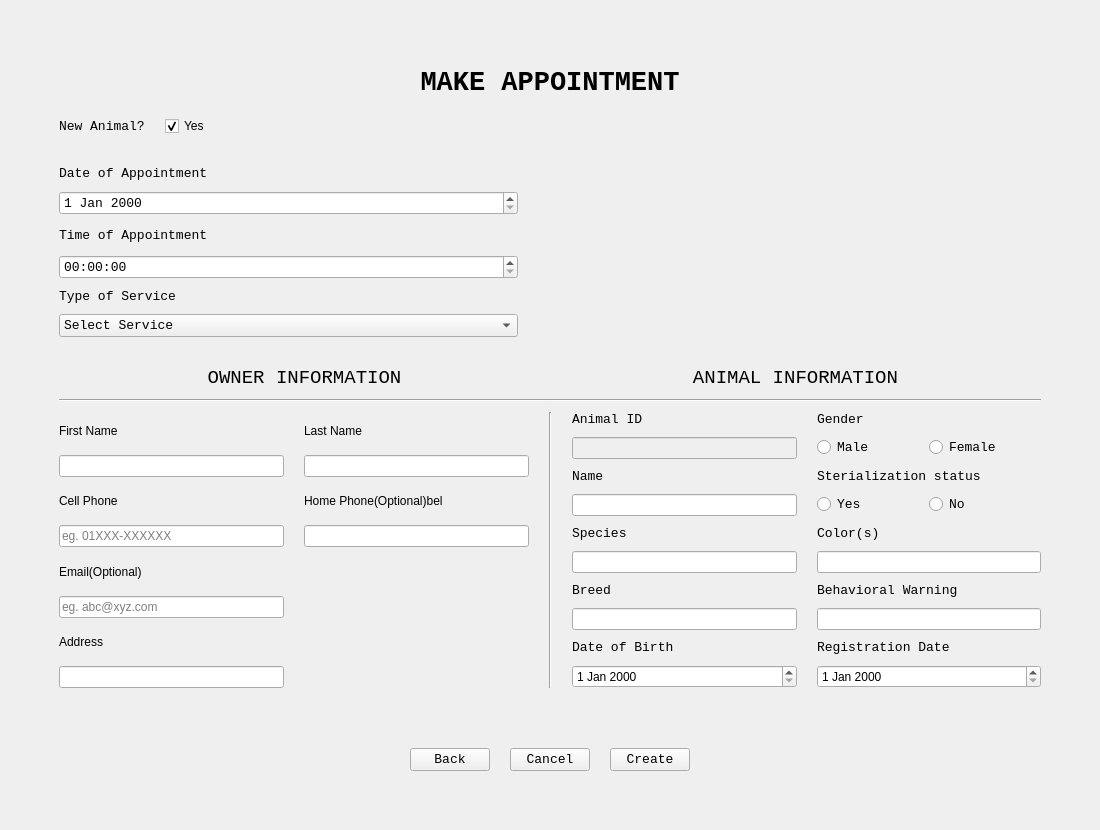
The window that ApppointmentCreateUI.ui (ASNaeem/Simple-VCMS) describes before a commit, drawn with Qt 5.
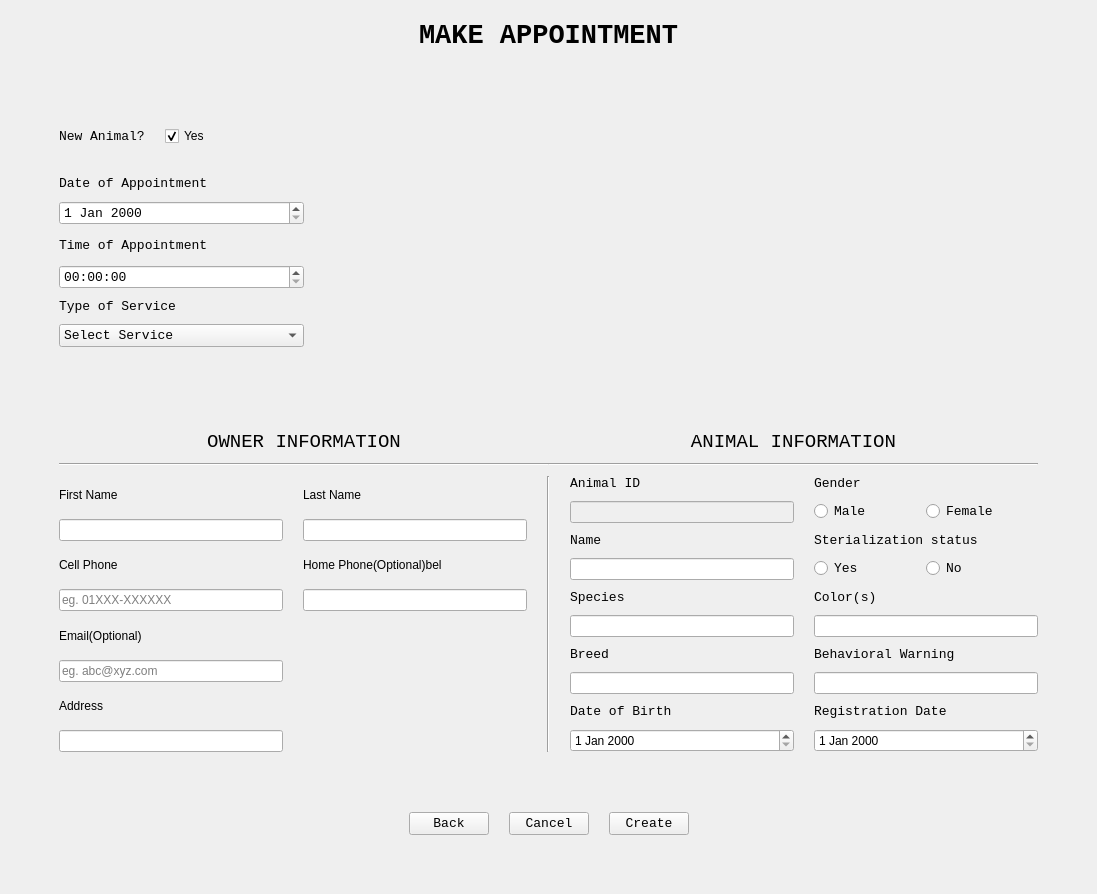
The same window after the commit.

Commit message: fixed alignment stuff on the create appointmet

Diff of the .ui file:
```diff
--- a/ApppointmentCreateUI.ui
+++ b/ApppointmentCreateUI.ui
@@ -6,8 +6,8 @@
    <rect>
     <x>0</x>
     <y>0</y>
-    <width>1100</width>
-    <height>830</height>
+    <width>1097</width>
+    <height>894</height>
    </rect>
   </property>
   <property name="windowTitle">
@@ -16,7 +16,7 @@
   <widget class="QWidget" name="centralwidget">
    <layout class="QVBoxLayout" name="verticalLayout_2">
     <item>
-     <layout class="QVBoxLayout" name="verticalLayout">
+     <layout class="QVBoxLayout" name="verticalLayout" stretch="2,2,2,2,2,2,0,2">
       <property name="spacing">
        <number>10</number>
       </property>
@@ -24,7 +24,7 @@
        <number>50</number>
       </property>
       <property name="topMargin">
-       <number>50</number>
+       <number>0</number>
       </property>
       <property name="rightMargin">
        <number>50</number>
@@ -50,6 +50,19 @@
         </property>
        </widget>
       </item>
+      <item>
+       <spacer name="verticalSpacer_2">
+        <property name="orientation">
+         <enum>Qt::Vertical</enum>
+        </property>
+        <property name="sizeHint" stdset="0">
+         <size>
+          <width>20</width>
+          <height>40</height>
+         </size>
+        </property>
+       </spacer>
+      </item>
       <item>
        <layout class="QHBoxLayout" name="horizontalLayout_6" stretch="0,0,1">
         <property name="spacing">
@@ -118,12 +131,12 @@
        </layout>
       </item>
       <item>
-       <layout class="QGridLayout" name="gridLayout_new_animal" rowstretch="0,0,0,0,0,0,0,0">
+       <layout class="QGridLayout" name="gridLayout_new_animal" rowstretch="0,0,0,0,0,0,0,0" columnstretch="3,9">
         <property name="leftMargin">
          <number>0</number>
         </property>
         <property name="rightMargin">
-         <number>65</number>
+         <number>0</number>
         </property>
         <property name="bottomMargin">
          <number>20</number>
@@ -131,8 +144,46 @@
         <property name="verticalSpacing">
          <number>10</number>
         </property>
+        <item row="4" column="1">
+         <spacer name="horizontalSpacer_15">
+          <property name="orientation">
+           <enum>Qt::Horizontal</enum>
+          </property>
+          <property name="sizeHint" stdset="0">
+           <size>
+            <width>40</width>
+            <height>20</height>
+           </size>
+          </property>
+         </spacer>
+        </item>
+        <item row="4" column="0">
+         <widget class="QLabel" name="label_7">
+          <property name="sizePolicy">
+           <sizepolicy hsizetype="Preferred" vsizetype="Preferred">
+            <horstretch>0</horstretch>
+            <verstretch>0</verstretch>
+           </sizepolicy>
+          </property>
+          <property name="font">
+           <font>
+            <family>Courier New</family>
+            <pointsize>10</pointsize>
+           </font>
+          </property>
+          <property name="text">
+           <string>Time of Appointment</string>
+          </property>
+         </widget>
+        </item>
         <item row="6" column="0">
          <widget class="QLabel" name="label_9">
+          <property name="sizePolicy">
+           <sizepolicy hsizetype="Preferred" vsizetype="Preferred">
+            <horstretch>0</horstretch>
+            <verstretch>0</verstretch>
+           </sizepolicy>
+          </property>
           <property name="font">
            <font>
             <family>Courier New</family>
@@ -144,40 +195,14 @@
           </property>
          </widget>
         </item>
-        <item row="3" column="0">
-         <widget class="QDateEdit" name="date_appt">
-          <property name="sizePolicy">
-           <sizepolicy hsizetype="Expanding" vsizetype="Fixed">
-            <horstretch>0</horstretch>
-            <verstretch>0</verstretch>
-           </sizepolicy>
-          </property>
-          <property name="font">
-           <font>
-            <family>Courier New</family>
-            <pointsize>10</pointsize>
-           </font>
-          </property>
-         </widget>
-        </item>
-        <item row="5" column="0">
-         <widget class="QTimeEdit" name="time_appt">
-          <property name="sizePolicy">
-           <sizepolicy hsizetype="Expanding" vsizetype="Fixed">
-            <horstretch>0</horstretch>
-            <verstretch>0</verstretch>
-           </sizepolicy>
-          </property>
-          <property name="font">
-           <font>
-            <family>Courier New</family>
-            <pointsize>10</pointsize>
-           </font>
-          </property>
-         </widget>
-        </item>
         <item row="1" column="0">
          <widget class="QLabel" name="label_6">
+          <property name="sizePolicy">
+           <sizepolicy hsizetype="Preferred" vsizetype="Preferred">
+            <horstretch>0</horstretch>
+            <verstretch>0</verstretch>
+           </sizepolicy>
+          </property>
           <property name="font">
            <font>
             <family>Courier New</family>
@@ -189,10 +214,26 @@
           </property>
          </widget>
         </item>
+        <item row="3" column="0">
+         <widget class="QDateEdit" name="date_appt">
+          <property name="sizePolicy">
+           <sizepolicy hsizetype="Expanding" vsizetype="Fixed">
+            <horstretch>0</horstretch>
+            <verstretch>0</verstretch>
+           </sizepolicy>
+          </property>
+          <property name="font">
+           <font>
+            <family>Courier New</family>
+            <pointsize>10</pointsize>
+           </font>
+          </property>
+         </widget>
+        </item>
         <item row="7" column="0">
          <widget class="QComboBox" name="cb_service">
           <property name="sizePolicy">
-           <sizepolicy hsizetype="Expanding" vsizetype="Fixed">
+           <sizepolicy hsizetype="Preferred" vsizetype="Fixed">
             <horstretch>0</horstretch>
             <verstretch>0</verstretch>
            </sizepolicy>
@@ -230,34 +271,37 @@
           </item>
          </widget>
         </item>
-        <item row="4" column="0">
-         <widget class="QLabel" name="label_7">
+        <item row="5" column="0">
+         <widget class="QTimeEdit" name="time_appt">
+          <property name="sizePolicy">
+           <sizepolicy hsizetype="Preferred" vsizetype="Fixed">
+            <horstretch>0</horstretch>
+            <verstretch>0</verstretch>
+           </sizepolicy>
+          </property>
           <property name="font">
            <font>
             <family>Courier New</family>
             <pointsize>10</pointsize>
            </font>
           </property>
-          <property name="text">
-           <string>Time of Appointment</string>
-          </property>
          </widget>
         </item>
-        <item row="4" column="1">
-         <spacer name="horizontalSpacer_15">
-          <property name="orientation">
-           <enum>Qt::Horizontal</enum>
-          </property>
-          <property name="sizeHint" stdset="0">
-           <size>
-            <width>40</width>
-            <height>20</height>
-           </size>
-          </property>
-         </spacer>
-        </item>
        </layout>
       </item>
+      <item>
+       <spacer name="verticalSpacer">
+        <property name="orientation">
+         <enum>Qt::Vertical</enum>
+        </property>
+        <property name="sizeHint" stdset="0">
+         <size>
+          <width>20</width>
+          <height>40</height>
+         </size>
+        </property>
+       </spacer>
+      </item>
       <item>
        <layout class="QGridLayout" name="gridLayout_3" columnstretch="0,0">
         <property name="horizontalSpacing">
```
Left out of the diff: 252 changed lines with no effect on the pictures. The commit also changes 2 other files.
